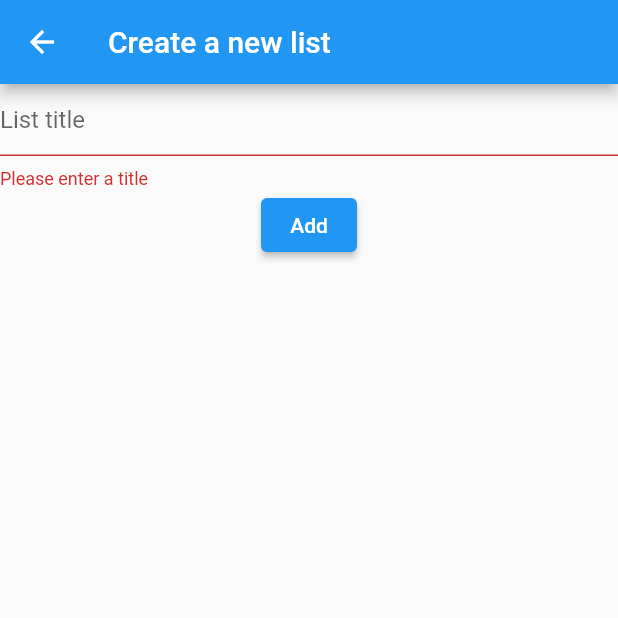
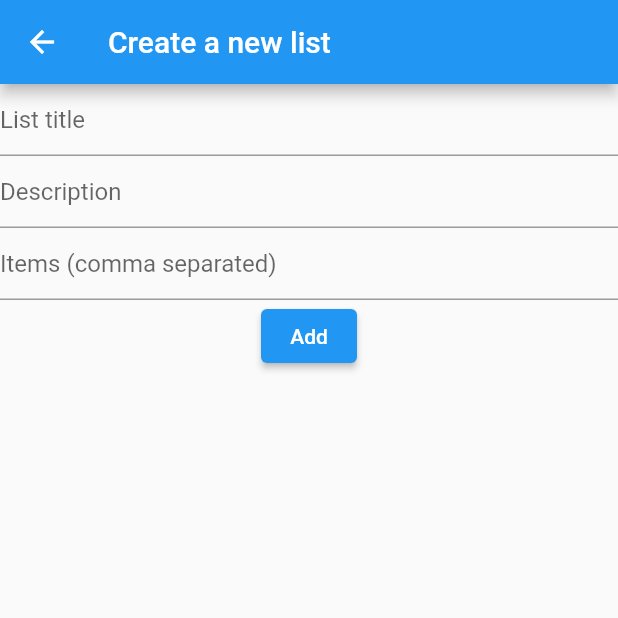
Before and after one commit to rirachii/rankit-flutter, a Flutter app: the CreateListScreen screen opened by its route, after a tap on "Add", on a phone screen of 412 x 824 dp, the top half of it. Run offline on Flutter 3.47's test engine with Material 2 defaults, Android fonts, the light colour scheme and no system bars; our stand-ins replace flutter_dotenv, hive, hive_flutter, supabase; accounts and stored records are empty; generated files the repository leaves out were written again.

Commit message:
list data required v

```diff
--- a/lib/ListData.dart
+++ b/lib/ListData.dart
@@ -1,22 +1,165 @@
 import 'package:hive/hive.dart';
 
+part 'list_data.g.dart';
+
 @HiveType(typeId: 0)
-class ListData extends HiveObject {
+class Item extends HiveObject {
   @HiveField(0)
-  late String title;
+  String? itemId;
+
+  @HiveField(1)
+  String? name;
+
+  @HiveField(2)
+  String? img;
+
+  @HiveField(3)
+  String? description;
+
+  // Item({
+  //   required this.itemId,
+  //   required this.name,
+  //   required this.img,
+  //   required this.description,
+  // });
+  Item({
+    this.itemId,
+    this.name,
+    this.img,
+    this.description,
+  });
 }
-class ListDataAdapter extends TypeAdapter<ListData> {
+
+class ItemAdapter extends TypeAdapter<Item> {
   @override
   final typeId = 0;
 
   @override
+  Item read(BinaryReader reader) {
+    return Item(
+      itemId: reader.read(),
+      name: reader.read(),
+      img: reader.read(),
+      description: reader.read(),
+    );
+  }
+
+  @override
+  void write(BinaryWriter writer, Item obj) {
+    writer.write(obj.itemId);
+    writer.write(obj.name);
+    writer.write(obj.img);
+    writer.write(obj.description);
+  }
+}
+
+@HiveType(typeId: 1)
+class ListData extends HiveObject {
+  @HiveField(0)
+  String listId;
+
+  @HiveField(1)
+  String listName;
+
+  @HiveField(2)
+  String listDescription;
+
+  @HiveField(3)
+  String listImg;
+
+  @HiveField(4)
+  List<Item> items;
+
+  @HiveField(5)
+  String visibility;
+
+  @HiveField(6)
+  String dateCreated;
+
+  @HiveField(7)
+  String lastUpdated;
+
+  @HiveField(8)
+  String updateNote;
+
+  @HiveField(9)
+  int likes;
+
+  @HiveField(10)
+  int completed;
+
+  @HiveField(11)
+  String creatorId;
+
+  @HiveField(12)
+  String creatorName;
+
+  @HiveField(13)
+  String creatorPfp;
+
+  @HiveField(14)
+  List<String> tags;
+
+  ListData({
+    required this.listId,
+    required this.listName,
+    required this.listDescription,
+    required this.listImg,
+    required this.items,
+    required this.visibility,
+    required this.dateCreated,
+    required this.lastUpdated,
+    required this.updateNote,
+    required this.likes,
+    required this.completed,
+    required this.creatorId,
+    required this.creatorName,
+    required this.creatorPfp,
+    required this.tags,
+  });
+}
+
+class ListDataAdapter extends TypeAdapter<ListData> {
+  @override
+  final typeId = 1;
+
+  @override
   ListData read(BinaryReader reader) {
-    return ListData()
-      ..title = reader.read();
+    return ListData(
+      listId: reader.read(),
+      listName: reader.read(),
+      listDescription: reader.read(),
+      listImg: reader.read(),
+      items: reader.read(),
+      visibility: reader.read(),
+      dateCreated: reader.read(),
+      lastUpdated: reader.read(),
+      updateNote: reader.read(),
+      likes: reader.read(),
+      completed: reader.read(),
+      creatorId: reader.read(),
+      creatorName: reader.read(),
+      creatorPfp: reader.read(),
+      tags: reader.read(),
+    );
   }
 
   @override
   void write(BinaryWriter writer, ListData obj) {
-    writer.write(obj.title);
+    writer.write(obj.listId);
+    writer.write(obj.listName);
+    writer.write(obj.listDescription);
+    writer.write(obj.listImg);
+    writer.write(obj.items);
+    writer.write(obj.visibility);
+    writer.write(obj.dateCreated);
+    writer.write(obj.lastUpdated);
+    writer.write(obj.updateNote);
+    writer.write(obj.likes);
+    writer.write(obj.completed);
+    writer.write(obj.creatorId);
+    writer.write(obj.creatorName);
+    writer.write(obj.creatorPfp);
+    writer.write(obj.tags);
   }
 }
--- a/lib/screens/create_list_screen.dart
+++ b/lib/screens/create_list_screen.dart
@@ -12,17 +12,32 @@ class _CreateListScreenState extends State<CreateListScreen> {
   late Box<ListData> listBox;
   final _formKey = GlobalKey<FormState>();
   final _controller = TextEditingController();
+  final _descriptionController = TextEditingController();
+  final _itemsController = TextEditingController();
 
   @override
   void initState() {
     super.initState();
-    listBox = Hive.box<ListData>('lists');
+    // listBox = Hive.box<ListData>('lists');
   }
 
-  void addList() {
+  void addList() async {
     if (_formKey.currentState!.validate()) {
-      var listData = ListData()..title = _controller.text;
-      listBox.add(listData);
+      var box = await Hive.openBox<ListData>('lists');
+
+      var uuid = Uuid();
+      var newListData = ListData(
+        listId: uuid.v1(),
+        listName: _listNameController.text,
+        description: _descriptionController.text,
+        items: _itemsController.text
+            .split(',')
+            .map((item) => Item(name: item))
+            .toList(),
+        // Set other fields...
+      );
+
+      await box.add(listData);
       Navigator.pop(context);
     }
   }
@@ -47,6 +62,26 @@ class _CreateListScreenState extends State<CreateListScreen> {
                 return null;
               },
             ),
+            TextFormField(
+              controller: _descriptionController,
+              decoration: InputDecoration(hintText: 'Description'),
+              validator: (value) {
+                if (value == null || value.isEmpty) {
+                  return 'Please enter a description';
+                }
+                return null;
+              },
+            ),
+            TextFormField(
+              controller: _itemsController,
+              decoration: InputDecoration(hintText: 'Items (comma separated)'),
+              validator: (value) {
+                if (value == null || value.isEmpty) {
+                  return 'Please enter at least one item';
+                }
+                return null;
+              },
+            ),
             ElevatedButton(
               onPressed: addList,
               child: Text('Add'),
--- a/lib/screens/home_screen.dart
+++ b/lib/screens/home_screen.dart
@@ -1,4 +1,3 @@
-
 import 'package:flutter/material.dart';
 // import 'package:hive/hive.dart';
 import 'package:hive_flutter/hive_flutter.dart';
@@ -36,7 +35,8 @@ class _HomeScreenState extends State<HomeScreen> {
       body: ValueListenableBuilder(
         valueListenable: listBox.listenable(),
         builder: (context, Box<ListData> box, _) {
-          var lists = box.values.where((list) => list.title.contains(filter)).toList();
+          var lists =
+              box.values.where((list) => list.title.contains(filter)).toList();
           return ListView.builder(
             itemCount: lists.length,
             itemBuilder: (context, index) {
--- a/pubspec.yaml
+++ b/pubspec.yaml
@@ -35,7 +35,9 @@ dependencies:
   hive: ^2.0.4
   hive_flutter: ^1.1.0
   cupertino_icons: ^1.0.2
-
+  hive_generator: ^2.0.1
+  build_runner: ^2.3.3
+  flutter_dotenv: ^5.1.0
 
 
 dev_dependencies:
```
Also changed, not shown: lib/main.dart (+8 -3 lines), lib/screens/list_screen.dart (line endings or trailing spaces), lib/screens/reset_password.dart (line endings or trailing spaces), pubspec.lock, 2 other files.
